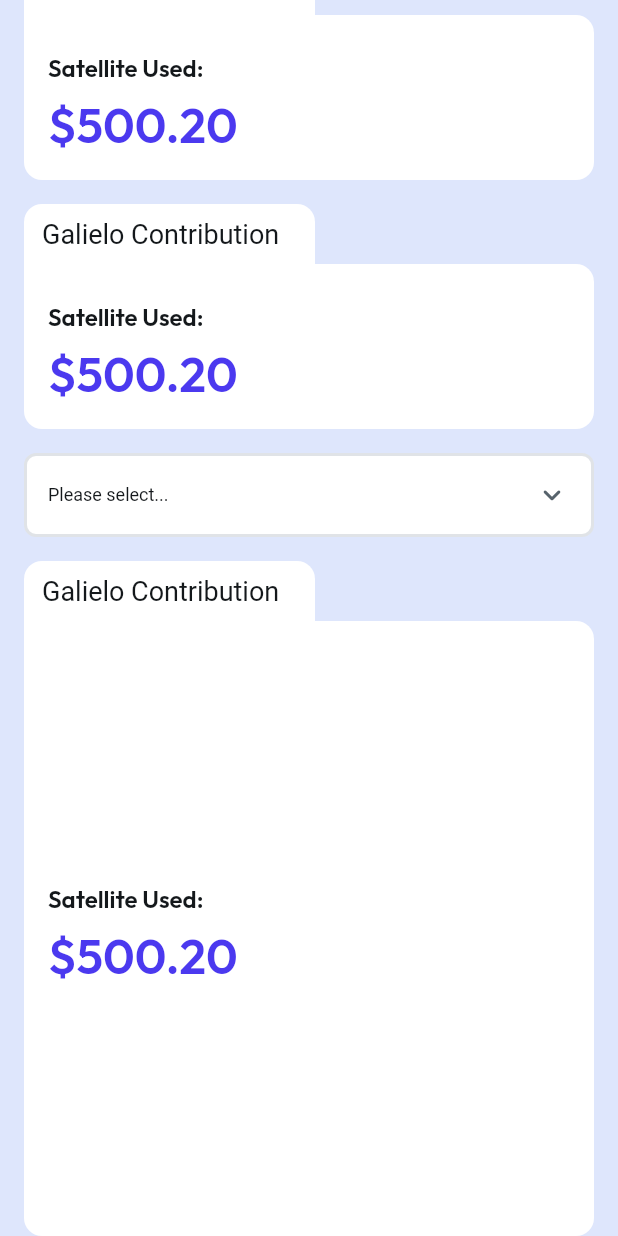
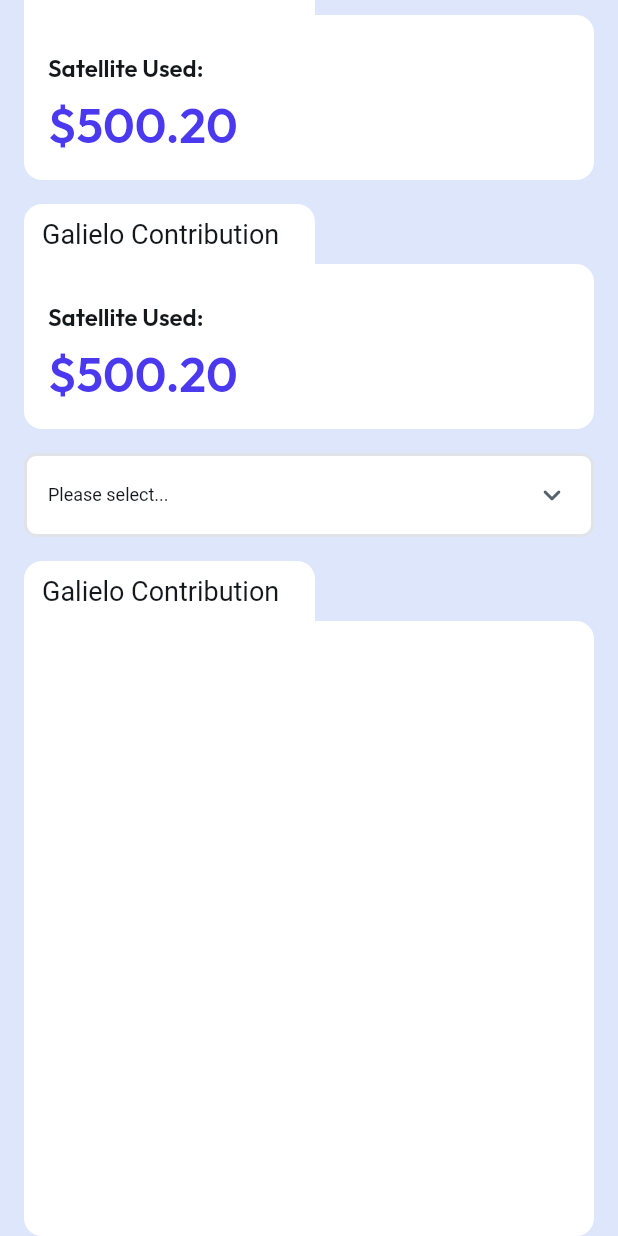
Before and after one commit to Ivan-PS/gnssFF, a Flutter app: the MainPageWidget screen opened by its route, scrolled down 212 dp, on a phone screen of 412 x 824 dp. Run offline on Flutter 3.47's test engine with Material 3 defaults, Android fonts, the phone set to English and light mode, and no system bars; drawn by our look-alikes of flutter_animate; our stand-ins replace auto_size_text, dropdown_button2, equatable, font_awesome_flutter, from_css_color, go_router and 5 more; missing offline and left inert: json_path, mime_type; accounts and stored records are empty; Roboto replaces fonts that are missing (Readex Pro).

Commit message:
Updating to latest FlutterFlow output.

```diff
--- a/lib/pages/main_page/main_page_widget.dart
+++ b/lib/pages/main_page/main_page_widget.dart
@@ -648,41 +648,11 @@ class _MainPageWidgetState extends State<MainPageWidget>
                         mainAxisSize: MainAxisSize.max,
                         children: [
                           Expanded(
-                            child: Column(
+                            child: const Column(
                               mainAxisSize: MainAxisSize.max,
                               mainAxisAlignment: MainAxisAlignment.center,
                               crossAxisAlignment: CrossAxisAlignment.start,
-                              children: [
-                                Padding(
-                                  padding: const EdgeInsetsDirectional.fromSTEB(
-                                      0.0, 8.0, 0.0, 0.0),
-                                  child: Text(
-                                    'Satellite Used:',
-                                    style: FlutterFlowTheme.of(context)
-                                        .headlineLarge
-                                        .override(
-                                          fontFamily: 'Outfit',
-                                          fontSize: 16.0,
-                                          letterSpacing: 0.0,
-                                        ),
-                                  ),
-                                ),
-                                Padding(
-                                  padding: const EdgeInsetsDirectional.fromSTEB(
-                                      0.0, 8.0, 0.0, 0.0),
-                                  child: Text(
-                                    '\$500.20',
-                                    style: FlutterFlowTheme.of(context)
-                                        .headlineLarge
-                                        .override(
-                                          fontFamily: 'Outfit',
-                                          color: FlutterFlowTheme.of(context)
-                                              .primary,
-                                          letterSpacing: 0.0,
-                                        ),
-                                  ),
-                                ),
-                              ],
+                              children: [],
                             ).animateOnPageLoad(
                                 animationsMap['columnOnPageLoadAnimation4']!),
                           ),
```
